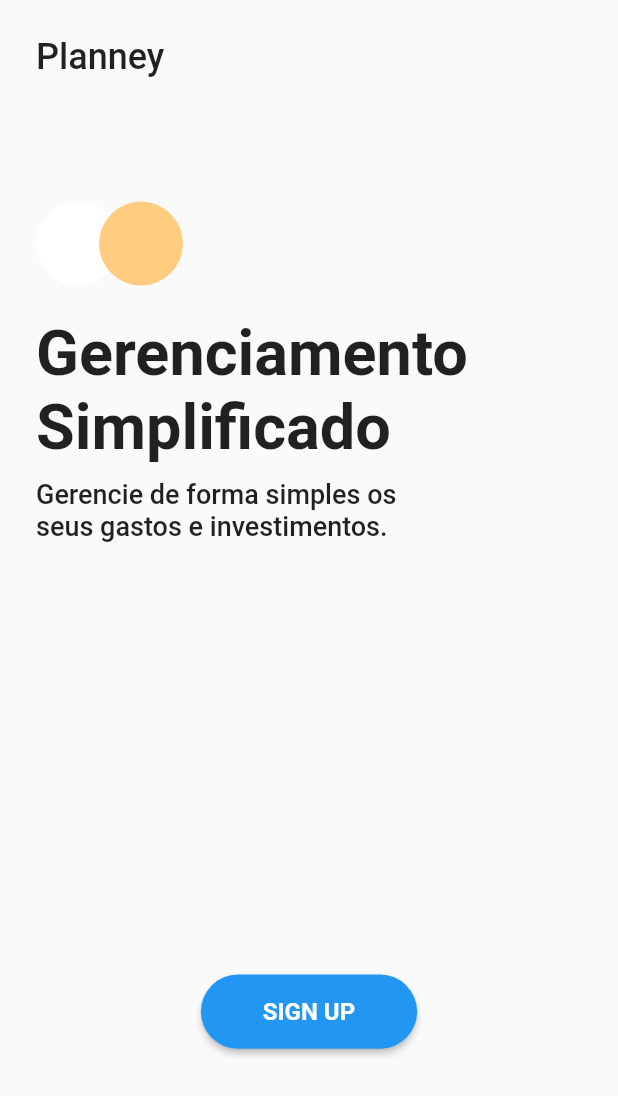
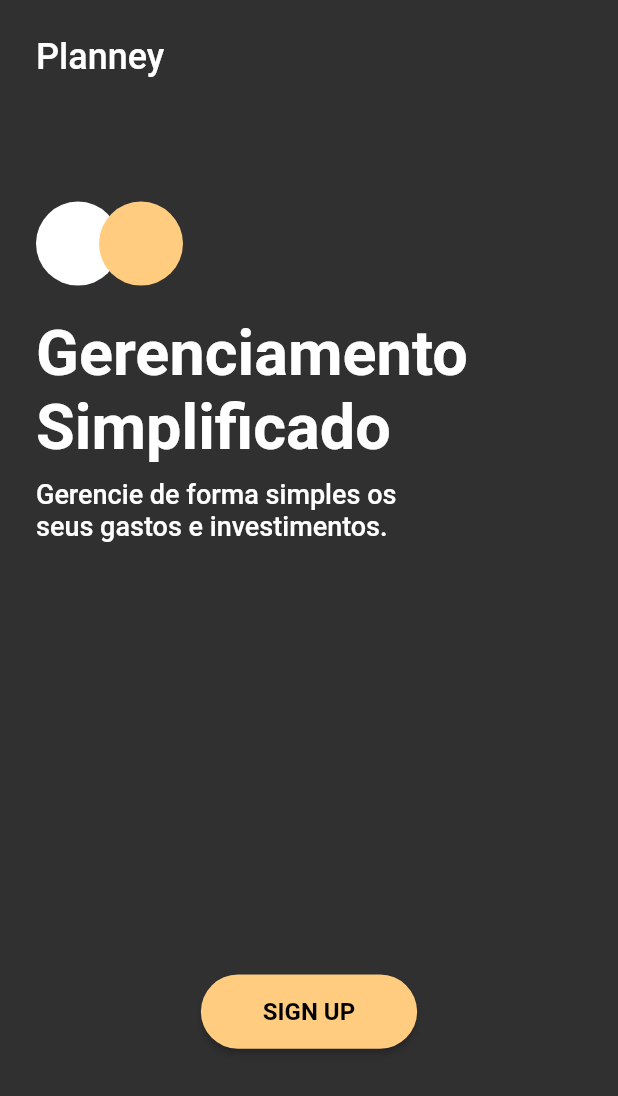
Before and after one commit to rafareloM/Planney, a Flutter app: the screen it shows after launch, on a phone screen of 412 x 824 dp. Shown: the top 1096 px of the screen. Run offline on Flutter 3.47's test engine with Material 2 defaults, Android fonts, the light colour scheme and no system bars; accounts and stored records are empty.

Commit message:
hotfix theme

```diff
--- a/lib/main.dart
+++ b/lib/main.dart
@@ -17,9 +17,7 @@ class MyApp extends StatelessWidget {
     return MaterialApp(
       debugShowCheckedModeBanner: false,
       title: 'Flutter Demo',
-      theme: ThemeData(
-        primarySwatch: Colors.blue,
-      ),
+      theme: selectedAppTheme,
       initialRoute: '/welcomePage',
       routes: {
         '/': ((context) => const HomePage()),
```
